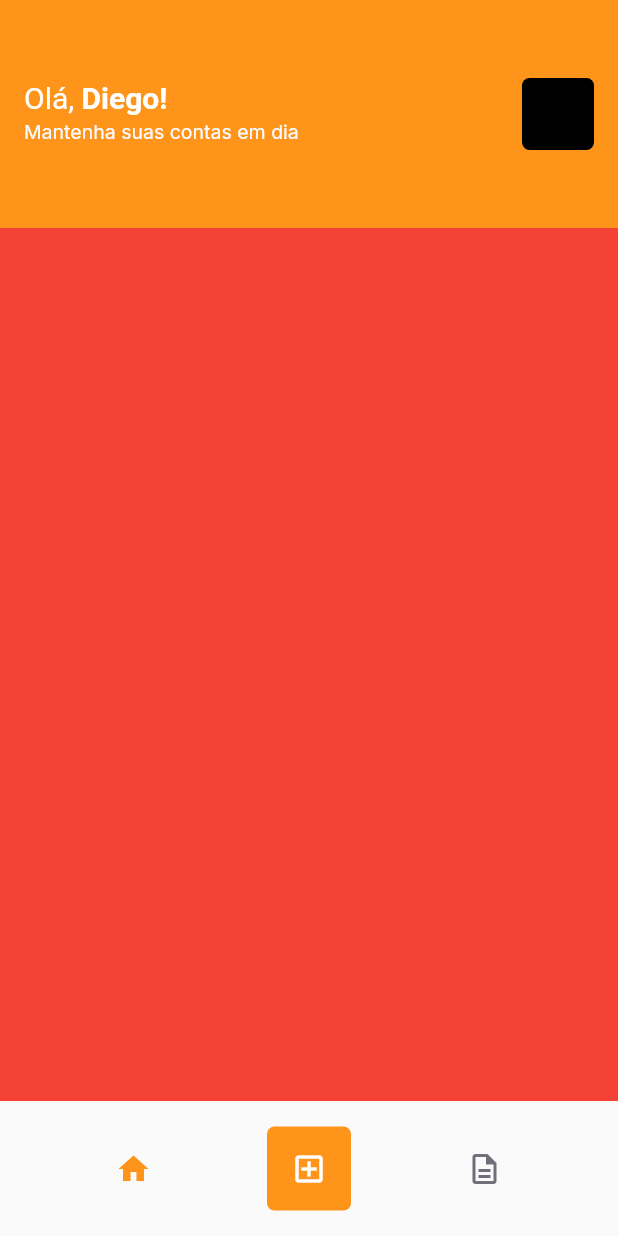
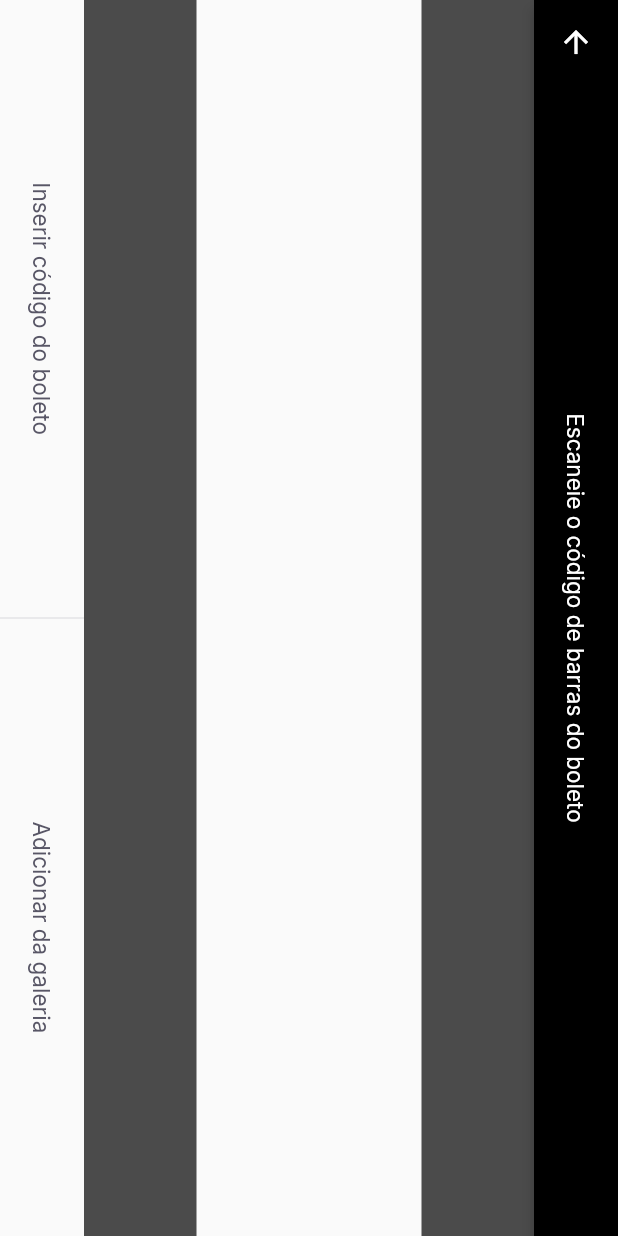
Before and after one commit to Dark3088/pay_flow, a Flutter app: the HomePage screen opened by its route, after a tap on the "add box" icon, on a phone screen of 412 x 824 dp. Run offline on Flutter 3.47's test engine with Material 2 defaults, Android fonts, the phone set to English and light mode, and no system bars; our stand-ins replace firebase_core, google_fonts, google_sign_in, shared_preferences; accounts and stored records are empty.

Commit message:
Added Bar Scanner Screen
- Added a Button Set class for creating buttons

```diff
--- a/lib/app_widget.dart
+++ b/lib/app_widget.dart
@@ -1,5 +1,6 @@
 import 'package:flutter/material.dart';
 import 'package:flutter/widgets.dart';
+import 'package:pay_flow/modules/barcode_scanner/barcode_scanner_page.dart';
 import 'package:pay_flow/modules/home/home_page.dart';
 import 'package:pay_flow/shared/themes/app_colors.dart';
 import 'modules/login/login_page.dart';
@@ -11,6 +12,7 @@ class AppWidget extends StatelessWidget {
     return MaterialApp(
       title: 'Pay Flow',
       theme: ThemeData(
+        primarySwatch: Colors.orange,
         primaryColor: AppColors.primary,
       ),
       initialRoute: "/splash",
@@ -18,6 +20,7 @@ class AppWidget extends StatelessWidget {
         "/splash": (context) => SplashPage(),
         "/home": (context) => HomePage(),
         "/login": (context) => LoginPage(),
+        "/barcode_scanner": (context) => BarCodeScannerPage(),
       },
     );
   }
--- /dev/null
+++ b/lib/modules/barcode_scanner/barcode_scanner_page.dart
@@ -0,0 +1,49 @@
+import 'package:flutter/material.dart';
+import 'package:pay_flow/shared/themes/app_colors.dart';
+import 'package:pay_flow/shared/themes/app_text_styles.dart';
+import 'package:pay_flow/shared/widgets/buttons_set/buttons_set_label.dart';
+import 'package:pay_flow/shared/widgets/divider_vertical/divider_vertical_widget.dart';
+import 'package:pay_flow/shared/widgets/label_button/label_button.dart';
+
+class BarCodeScannerPage extends StatefulWidget {
+  const BarCodeScannerPage({Key? key}) : super(key: key);
+
+  @override
+  State<BarCodeScannerPage> createState() => _BarCodeScannerPageState();
+}
+
+class _BarCodeScannerPageState extends State<BarCodeScannerPage> {
+  @override
+  Widget build(BuildContext context) {
+    return SafeArea(
+      top: true,
+      bottom: true,
+      left: true,
+      right: true,
+      child: RotatedBox(
+        quarterTurns: 1,
+        child: Scaffold(
+            appBar: AppBar(
+              centerTitle: true,
+              backgroundColor: Colors.black,
+              title: Text("Escaneie o código de barras do boleto",
+                  style: TextStyles.buttonBackground),
+              leading: BackButton(color: AppColors.background),
+            ),
+            body: Column(
+              children: [
+                Expanded(child: Container(color: Colors.black.withOpacity(0.7))),
+                Expanded(flex: 2, child: Container(color: Colors.transparent)),
+                Expanded(child: Container(color: Colors.black.withOpacity(0.7))),
+              ],
+            ),
+            bottomNavigationBar: ButtonsSetLabel(
+              primaryLabel: "Inserir código do boleto",
+              primaryOnTap: () {},
+              secondaryLabel: "Adicionar da galeria",
+              secondaryOnTap: () {},
+            )),
+      ),
+    );
+  }
+}
--- a/lib/modules/home/home_page.dart
+++ b/lib/modules/home/home_page.dart
@@ -12,10 +12,7 @@ class HomePage extends StatefulWidget {
 
 class _HomePageState extends State<HomePage> {
   final controller = HomeController();
-  final pages = [
-    Container(color: Colors.red),
-    Container(color: Colors.blue)
-  ];
+  final pages = [Container(color: Colors.red), Container(color: Colors.blue)];
 
   @override
   Widget build(BuildContext context) {
@@ -58,17 +55,12 @@ class _HomePageState extends State<HomePage> {
             IconButton(
               onPressed: () {
                 controller.setPage(0);
-                setState(() {
-
-                });
+                setState(() {});
               },
               icon: Icon(Icons.home),
               color: AppColors.primary,
             ),
             GestureDetector(
-              onTap: () {
-                print("You tapped me!");
-              },
               child: Container(
                 width: 56,
                 height: 56,
@@ -77,6 +69,7 @@ class _HomePageState extends State<HomePage> {
                     borderRadius: BorderRadius.circular(5)),
                 child: IconButton(
                   onPressed: () {
+                    Navigator.pushNamed(context, "/barcode_scanner");
 
                   },
                   icon: Icon(Icons.add_box_outlined),
@@ -87,9 +80,7 @@ class _HomePageState extends State<HomePage> {
             IconButton(
               onPressed: () {
                 controller.setPage(1);
-                setState(() {
-
-                });
+                setState(() {});
               },
               icon: Icon(Icons.description_outlined),
               color: AppColors.body,
--- a/lib/modules/login/login_page.dart
+++ b/lib/modules/login/login_page.dart
@@ -4,7 +4,6 @@ import 'package:pay_flow/shared/themes/app_colors.dart';
 import 'package:pay_flow/shared/themes/app_images.dart';
 import 'package:pay_flow/shared/themes/app_text_styles.dart';
 import 'package:pay_flow/shared/widgets/social_login/social_login_button.dart';
-import 'package:google_sign_in/google_sign_in.dart';
 
 class LoginPage extends StatefulWidget {
 
--- /dev/null
+++ b/lib/shared/widgets/buttons_set/buttons_set_label.dart
@@ -0,0 +1,36 @@
+import 'package:flutter/material.dart';
+import 'package:pay_flow/shared/widgets/divider_vertical/divider_vertical_widget.dart';
+import 'package:pay_flow/shared/widgets/label_button/label_button.dart';
+
+class ButtonsSetLabel extends StatelessWidget {
+  final String primaryLabel;
+  final String secondaryLabel;
+
+  final VoidCallback primaryOnTap;
+  final VoidCallback secondaryOnTap;
+
+  const ButtonsSetLabel(
+      {Key? key,
+      required this.primaryLabel,
+      required this.secondaryLabel,
+      required this.primaryOnTap,
+      required this.secondaryOnTap})
+      : super(key: key);
+
+  @override
+  Widget build(BuildContext context) {
+    return Container(
+      height: 56,
+      child: Row(
+        children: [
+          Expanded(
+              child: LabelButton(label: primaryLabel, onTap: primaryOnTap)),
+          DividerVerticalWidget(),
+          Expanded(
+              child:
+                  LabelButton(label: secondaryLabel, onTap: secondaryOnTap)),
+        ],
+      ),
+    );
+  }
+}
--- /dev/null
+++ b/lib/shared/widgets/divider_vertical/divider_vertical_widget.dart
@@ -0,0 +1,15 @@
+import 'package:flutter/material.dart';
+import 'package:pay_flow/shared/themes/app_colors.dart';
+
+class DividerVerticalWidget extends StatelessWidget {
+  const DividerVerticalWidget({Key? key}) : super(key: key);
+
+  @override
+  Widget build(BuildContext context) {
+    return Container(
+      width: 1,
+      height: double.maxFinite,
+      color: AppColors.stroke,
+    );
+  }
+}
--- /dev/null
+++ b/lib/shared/widgets/label_button/label_button.dart
@@ -0,0 +1,19 @@
+import 'package:flutter/material.dart';
+import 'package:pay_flow/shared/themes/app_text_styles.dart';
+
+class LabelButton extends StatelessWidget {
+  final String label;
+  final VoidCallback onTap;
+  const LabelButton({Key? key, required this.label, required this.onTap}) : super(key: key);
+
+  @override
+  Widget build(BuildContext context) {
+    return Container(
+      height: 56,
+      child: TextButton(
+          onPressed: onTap,
+          child: Text(label, style: TextStyles.buttonHeading)
+      ),
+    );
+  }
+}
--- a/pubspec.yaml
+++ b/pubspec.yaml
@@ -32,6 +32,9 @@ dependencies:
   firebase_core: ^1.12.0
   google_sign_in: ^5.1.0
   shared_preferences: ^2.0.7
+  google_ml_kit: ^0.8.0
+  camera: ^0.9.2+2
+  image_picker: ^0.8.4+1
 
 dev_dependencies:
   flutter_test:
```
Also changed, not shown: pubspec.lock, 3 other files.
